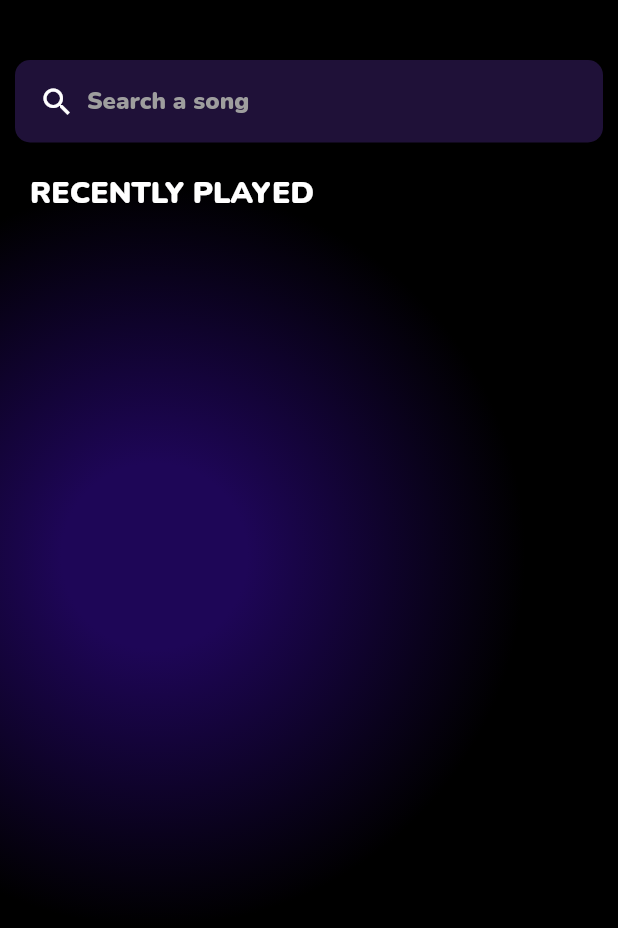
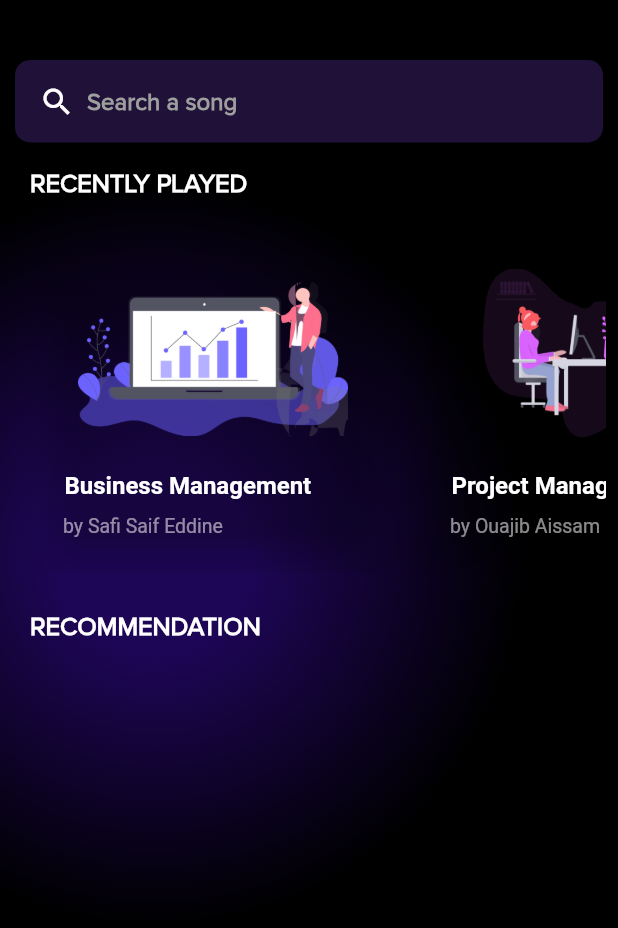
Before and after one commit to AkuDevv/musicApp, a Flutter app: the HomePage screen opened directly, on a phone screen of 412 x 824 dp. Shown: the top 928 px of the screen. Run offline on Flutter 3.47's test engine with Material 2 defaults, Android fonts, the light colour scheme and no system bars; drawn by our look-alikes of auto_size_text; Roboto replaces fonts that are missing (Montserrat).

Commit message:
added recently player list

```diff
--- a/lib/ui/HomePage.dart
+++ b/lib/ui/HomePage.dart
@@ -1,6 +1,7 @@
 import 'package:flutter/material.dart';
 import 'package:flutter/src/foundation/key.dart';
 import 'package:flutter/src/widgets/framework.dart';
+import 'package:musicapp/ui/ObjectBox.dart';
 
 class HomePage extends StatefulWidget {
   const HomePage({Key? key}) : super(key: key);
@@ -17,7 +18,6 @@ class _HomePageState extends State<HomePage> {
   Widget build(BuildContext context) {
     return Scaffold(
       body: Container(
-        width: MediaQuery.of(context).size.width,
         height: MediaQuery.of(context).size.height,
         decoration: const BoxDecoration(
             gradient: RadialGradient(
@@ -27,8 +27,7 @@ class _HomePageState extends State<HomePage> {
                 colors: [Color.fromARGB(255, 30, 6, 87), Colors.black])),
         child: Padding(
           padding: const EdgeInsets.only(top: 40.0),
-          child: Column(
-            crossAxisAlignment: CrossAxisAlignment.start,
+          child: ListView(
             children: [
               Padding(
                 padding: const EdgeInsets.symmetric(horizontal: 10),
@@ -65,9 +64,9 @@ class _HomePageState extends State<HomePage> {
                               decoration: const InputDecoration.collapsed(
                                   hintText: 'Search a song',
                                   hintStyle: TextStyle(
-                                    color: Colors.grey,
-                                    fontFamily: 'Nunito',
-                                  )),
+                                      color: Colors.grey,
+                                      fontFamily: 'Proxima',
+                                      fontWeight: FontWeight.bold)),
                             ),
                           ),
                         ],
@@ -78,12 +77,55 @@ class _HomePageState extends State<HomePage> {
               ),
               const Padding(
                 padding: EdgeInsets.all(20),
-                child: Text('RECENTLY PLAYED',
-                style: TextStyle(
-                  color: Colors.white,
-                  fontSize: 20,
-                  fontFamily: 'Nunito',
+                child: Text(
+                  'RECENTLY PLAYED',
+                  style: TextStyle(
+                      color: Colors.white,
+                      fontSize: 17,
+                      fontFamily: 'Proxima',
+                      fontWeight: FontWeight.bold),
                 ),
+              ),
+              Container(
+                height: 238,
+                child: Padding(
+                  padding: const EdgeInsets.all(8.0),
+                  child: ListView(
+                    scrollDirection: Axis.horizontal,
+                    children: [
+                      ObjectBox(
+                        title: 'Business Management',
+                        assetPath: 'assets/images/finance.png',
+                        owner: 'Safi Saif Eddine',
+                      ),
+                      ObjectBox(
+                        title: 'Project Management',
+                        assetPath: 'assets/images/project.png',
+                        owner: 'Ouajib Aissam',
+                      ),
+                      ObjectBox(
+                        title: 'IT & Cloud Computing',
+                        assetPath: 'assets/images/itt.png',
+                        owner: 'Ourahou Bahae Eddine',
+                      ),
+                      ObjectBox(
+                        title: 'Gaming & Entertainment hhhhh',
+                        assetPath: 'assets/images/gaming.png',
+                        owner: 'Sadik Mouaad',
+                      ),
+                    ],
+                  ),
+                ),
+              ),
+              const Padding(
+                padding: EdgeInsets.all(20),
+                child: Text(
+                  'RECOMMENDATION',
+                  style: TextStyle(
+                      color: Colors.white,
+                      fontSize: 17,
+                      fontFamily: 'Proxima',
+                      fontWeight: FontWeight.bold),
                 ),
               ),
             ],
--- /dev/null
+++ b/lib/ui/ObjectBox.dart
@@ -0,0 +1,48 @@
+import 'package:auto_size_text/auto_size_text.dart';
+import 'package:flutter/material.dart';
+
+class ObjectBox extends StatelessWidget {
+
+  final String assetPath;
+  final String title;
+  final String owner;
+
+  ObjectBox({Key? key, required  this.assetPath,required  this.title,required this.owner}) : super(key: key);
+
+  @override
+  Widget build(BuildContext context) {
+        return Padding(
+          padding: const EdgeInsets.only(left: 20,right: 10,bottom: 20),
+          child: Card(
+            elevation: 10,
+            color: Colors.redAccent.withOpacity(0),
+            shape: RoundedRectangleBorder(borderRadius: BorderRadius.circular(15)),
+            child: Container(
+              decoration: BoxDecoration(borderRadius: BorderRadius.circular(15)),
+              width: 220,
+              // height: 280,
+              child: Column(
+                crossAxisAlignment: CrossAxisAlignment.start,
+                children: <Widget>[
+                    Padding(
+                      padding: const EdgeInsets.symmetric(vertical: 15,horizontal: 20),
+                      child: Container(
+                        height: 120,
+                        decoration: BoxDecoration(
+                          image: DecorationImage(fit: BoxFit.contain,image: AssetImage(assetPath)),
+                        ),),),
+                    Padding(
+                      padding: const EdgeInsets.only(left:11.0,bottom: 10),
+                      child: AutoSizeText(title,maxLines: 1,minFontSize: 16,overflow: TextOverflow.ellipsis,style: TextStyle(color: Colors.white,fontSize: 16,fontFamily: 'Montserrat',fontWeight: FontWeight.bold),),
+                    ),
+                    Padding(
+                      padding: const EdgeInsets.only(left: 10),
+                      child: AutoSizeText('by ' + owner,maxLines: 1,overflow: TextOverflow.ellipsis,style: const TextStyle(color: Colors.white54,fontSize: 13,fontFamily: 'Montserrat'),),
+                    ),
+                ],
+              ),
+            ),
+          )
+        );
+  }
+}
--- a/pubspec.yaml
+++ b/pubspec.yaml
@@ -38,7 +38,7 @@ dependencies:
 dev_dependencies:
   flutter_test:
     sdk: flutter
-
+  auto_size_text: ^3.0.0
   # The "flutter_lints" package below contains a set of recommended lints to
   # encourage good coding practices. The lint set provided by the package is
   # activated in the `analysis_options.yaml` file located at the root of your
@@ -82,6 +82,10 @@ flutter:
      - family: Nunito
        fonts:
          - asset: fonts/Nunito-Black.ttf
+
+     - family: Proxima
+       fonts:
+         - asset: fonts/Proxima Nova Font.otf
   #       - asset: fonts/Schyler-Italic.ttf
   #         style: italic
   #   - family: Trajan Pro
```
Also changed, not shown: assets/images/asset.png (added), assets/images/birds.png (added), assets/images/finance.png (added), assets/images/gaming.png (added), assets/images/itt.png (added), assets/images/mycomputer.png (added), assets/images/project.png (added), fonts/Proxima Nova Font.otf (added), pubspec.lock.
